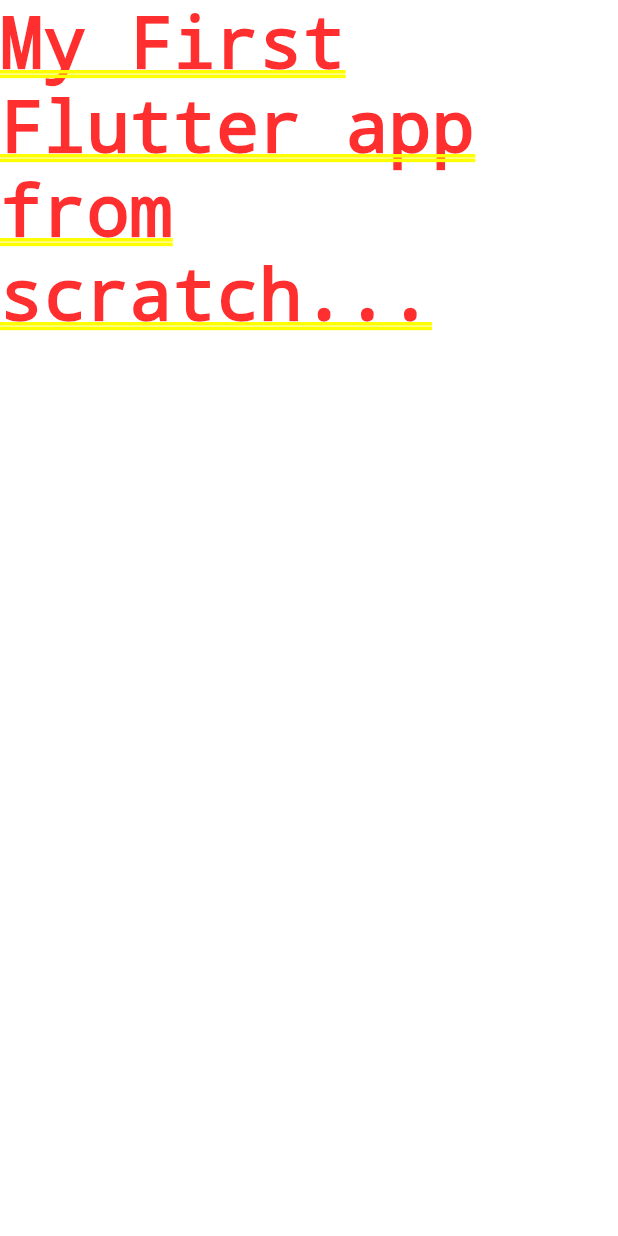
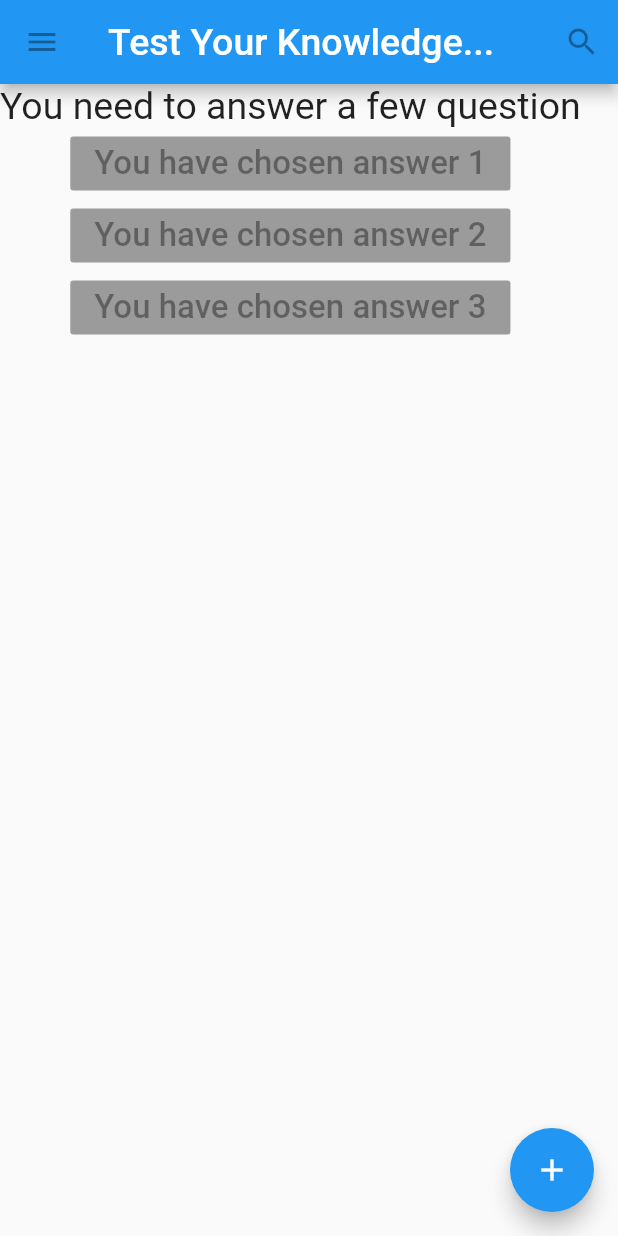
Before and after one commit to channthoeun/flutter-beginner-to-pro-my_first_flutter_app, a Flutter app: the screen it shows after launch, on a phone screen of 412 x 824 dp. Run offline on Flutter 3.47's test engine with Material 2 defaults, Android fonts, the phone set to English and light mode, and no system bars.

Commit message:
Added header search & icon, body with text & 3 buttons

```diff
--- a/lib/main.dart
+++ b/lib/main.dart
@@ -7,7 +7,70 @@ void main() {
 class MyFirstApp extends StatelessWidget {
   Widget build(BuildContext context) {
     return MaterialApp(
-      home: Text('My First Flutter app from scratch...'),
+      home: Scaffold(
+        appBar: AppBar(
+          leading: IconButton(
+            icon: Icon(Icons.menu),
+            tooltip: 'Navigation menu',
+            onPressed: null,
+          ),
+          title: Text(
+             'Test Your Knowledge...',
+              style: TextStyle(
+                fontSize: 25.00,
+                fontStyle: FontStyle.normal
+              ),
+            ),
+        actions: <Widget>[
+          IconButton(
+            icon: Icon(Icons.search),
+            onPressed: null
+          ),
+        ],
+        ),
+      body: Column(
+        children: [
+          Text(
+            'You need to answer a few question',
+            style: TextStyle(
+                fontSize: 25,
+              ),
+          ),
+          RaisedButton(
+            child: Text(
+              'You have chosen answer 1',
+              style: TextStyle(
+                fontSize: 22,
+              ),
+            ),
+            onPressed: null,
+          ),
+          RaisedButton(
+            child: Text(
+              'You have chosen answer 2',
+              style: TextStyle(
+                fontSize: 22,
+              ),
+            ),
+            onPressed: null,
+          ),
+          RaisedButton(
+            child: Text(
+              'You have chosen answer 3',
+              style: TextStyle(
+                fontSize: 22,
+              ),
+            ),
+            onPressed: null,
+          ),
+        ],
+      ),
+        floatingActionButton: FloatingActionButton(
+          tooltip: 'Add',
+          child: Icon(Icons.add),
+          onPressed: null,
+        ),
+      ),
     );
   }
 }
```
